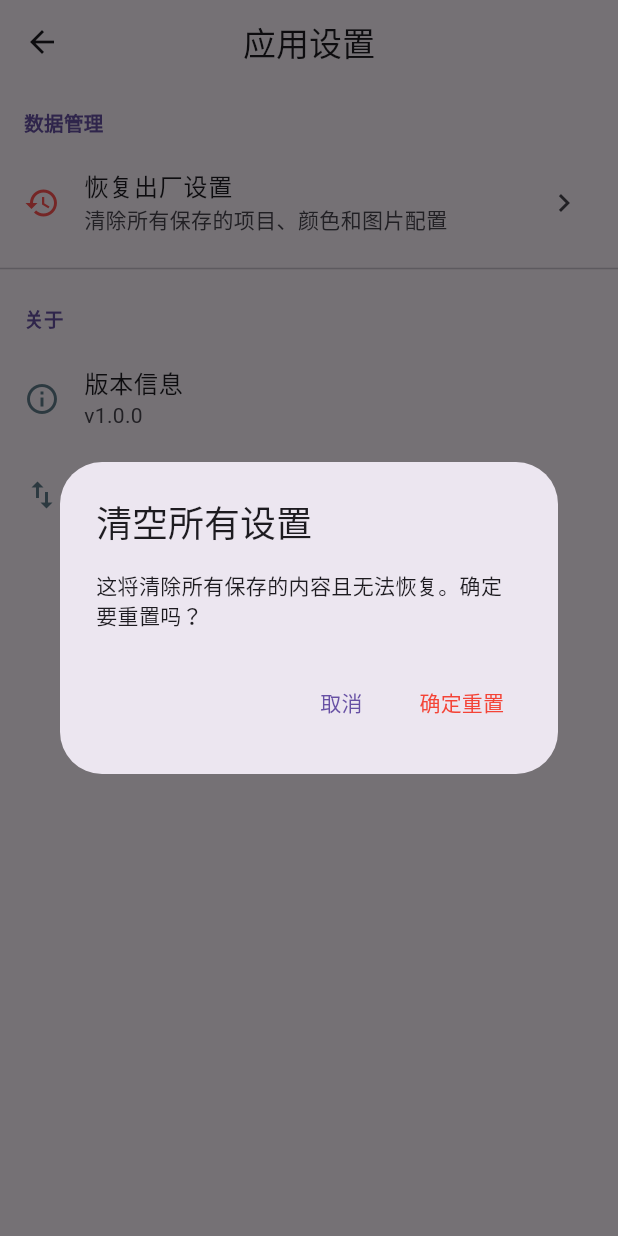
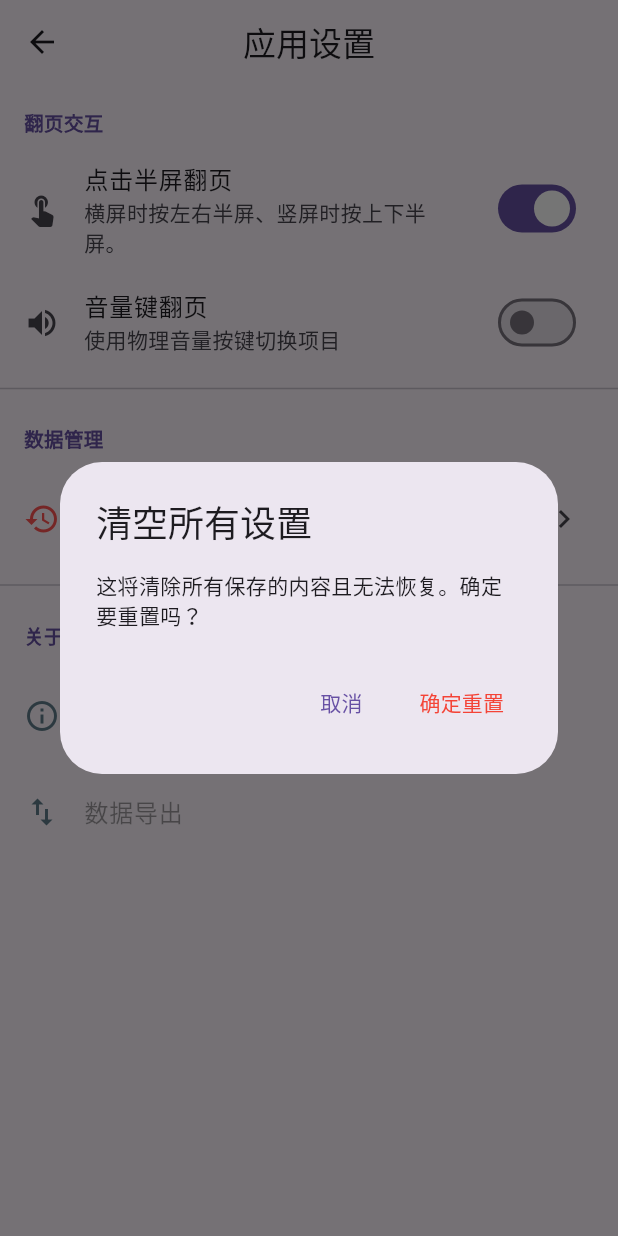
Before and after one commit to kagurazakayashi/EvernightBoard, a Flutter app: the SettingsView screen opened directly with empty values, after a tap on "恢复出厂设置", on a phone screen of 412 x 824 dp. Run offline on Flutter 3.47's test engine with Material 3 defaults, Android fonts, the phone set to English and light mode, and no system bars; our stand-ins replace image_picker, sensors_plus, shared_preferences; missing offline and left inert: flex_color_picker, flutter_iconpicker, flutter_volume_controller; accounts and stored records are empty.

Commit message:
半屏翻页和音量键翻页方式开关

```diff
--- a/lib/home/home_controller_data.part.dart
+++ b/lib/home/home_controller_data.part.dart
@@ -4,9 +4,14 @@ mixin HomeControllerData on ChangeNotifier {
   // 是否已完成初始化
   bool _isInitialized = false;
   bool get isInitialized => _isInitialized;
+  bool useVolumeKeys = false; // 預設停用音量鍵
+  bool useSideTap = true; // 預設開啟半屏點選
 
   // 本機儲存資料的 Key
   static const String _storageKey = 'demo_master_items';
+  static const String _configKey = 'demo_config_options';
+  bool get _isVolumeSupported =>
+      !kIsWeb && (Platform.isAndroid || Platform.isIOS);
 
   // ===============================
   // 初始化與資料持久化流程
@@ -19,7 +24,6 @@ mixin HomeControllerData on ChangeNotifier {
     try {
       final prefs = await SharedPreferences.getInstance();
       final String? jsonStr = prefs.getString(_storageKey);
-
       if (jsonStr != null && jsonStr.isNotEmpty) {
         // 將 JSON 字串解析為 HomeItem 列表
         final List<dynamic> jsonData = jsonDecode(jsonStr);
@@ -31,6 +35,14 @@ mixin HomeControllerData on ChangeNotifier {
         // 若本地沒有資料，初始化預設項目
         _setDefaultData();
       }
+      final String? configJson = prefs.getString(_configKey);
+      if (configJson != null) {
+        final Map<String, dynamic> config = jsonDecode(configJson);
+        useVolumeKeys = _isVolumeSupported
+            ? (config['useVolumeKeys'] ?? false)
+            : false;
+        useSideTap = config['useSideTap'] ?? true;
+      }
     } catch (e) {
       // 發生任何錯誤時，初始化預設資料
       _setDefaultData();
@@ -38,6 +50,27 @@ mixin HomeControllerData on ChangeNotifier {
       _isInitialized = true; // 標記初始化完成
       notifyListeners();
     }
+  }
+
+  Future<void> _syncConfig() async {
+    final prefs = await SharedPreferences.getInstance();
+    await prefs.setString(
+      _configKey,
+      jsonEncode({'useVolumeKeys': useVolumeKeys, 'useSideTap': useSideTap}),
+    );
+  }
+
+  void toggleVolumeKeys(bool value) {
+    if (!_isVolumeSupported) return;
+    useVolumeKeys = value;
+    notifyListeners();
+    _syncConfig();
+  }
+
+  void toggleSideTap(bool value) {
+    useSideTap = value;
+    notifyListeners();
+    _syncConfig();
   }
 
   /// 清除所有使用者資料，並還原為預設狀態。
@@ -57,6 +90,10 @@ mixin HomeControllerData on ChangeNotifier {
     self.items.clear();
     _setDefaultData();
     self._currentIndex = 0;
+
+    useVolumeKeys = false;
+    useSideTap = true;
+    await _syncConfig();
 
     notifyListeners();
     debugPrint('所有資料與物理檔案已清理完成。');
--- a/lib/home/home_controller_volume.part.dart
+++ b/lib/home/home_controller_volume.part.dart
@@ -30,6 +30,7 @@ mixin HomeControllerVolume on ChangeNotifier {
 
     // 註冊音量變化監聽器
     FlutterVolumeController.addListener((volume) {
+      if (!self.useVolumeKeys) return;
       // 若目前音量大於前一次音量，表示使用者按了音量增加鍵
       if (volume > self._lastVolume) {
         self.previousItem();
--- a/lib/main.dart
+++ b/lib/main.dart
@@ -30,7 +30,7 @@ class DemoMasterApp extends StatelessWidget {
       debugShowCheckedModeBanner: false,
 
       // 提供深色主題設定，讓應用程式在深色模式下使用對應配色。
-      darkTheme: ThemeData(colorScheme: ColorScheme.dark()),
+      // darkTheme: ThemeData(colorScheme: ColorScheme.dark()),
 
       // 主題模式跟隨系統設定，自動於淺色與深色模式間切換。
       themeMode: ThemeMode.system,
--- a/lib/settings/settings_view.dart
+++ b/lib/settings/settings_view.dart
@@ -1,3 +1,6 @@
+import 'dart:io';
+
+import 'package:flutter/foundation.dart';
 import 'package:flutter/material.dart';
 import '../home/home_controller.dart';
 
@@ -8,11 +11,39 @@ class SettingsView extends StatelessWidget {
 
   @override
   Widget build(BuildContext context) {
+    final bool isVolumeSupported =
+        !kIsWeb && (Platform.isAndroid || Platform.isIOS);
     return Scaffold(
       appBar: AppBar(title: const Text('应用设置'), centerTitle: true),
 
       body: ListView(
         children: [
+          const _SettingsSectionTitle(title: '翻页交互'),
+          SwitchListTile(
+            secondary: const Icon(Icons.touch_app),
+            title: const Text('点击半屏翻页'),
+            subtitle: const Text('横屏时按左右半屏、竖屏时按上下半屏。'),
+            value: controller.useSideTap, // 现在这里会随 notifyListeners 更新
+            onChanged: (val) => controller.toggleSideTap(val),
+          ),
+          SwitchListTile(
+            secondary: Icon(
+              Icons.volume_up,
+              color: isVolumeSupported ? null : Colors.grey, // 不支持时图标变灰
+            ),
+            title: const Text('音量键翻页'),
+            // 如果不支持，显示提示文字
+            subtitle: Text(
+              isVolumeSupported ? '使用物理音量按键切换项目' : '当前平台不支持物理音量键翻页',
+              style: TextStyle(color: isVolumeSupported ? null : Colors.grey),
+            ),
+            value: controller.useVolumeKeys,
+            onChanged: isVolumeSupported
+                ? (val) => controller.toggleVolumeKeys(val)
+                : null,
+          ),
+
+          const Divider(),
           const _SettingsSectionTitle(title: '数据管理'),
 
           ListTile(
```
Also changed, not shown: lib/home/home_view.dart (+12 -12 lines), lib/home/widgets/touch_layer.dart (+14 -13 lines).
